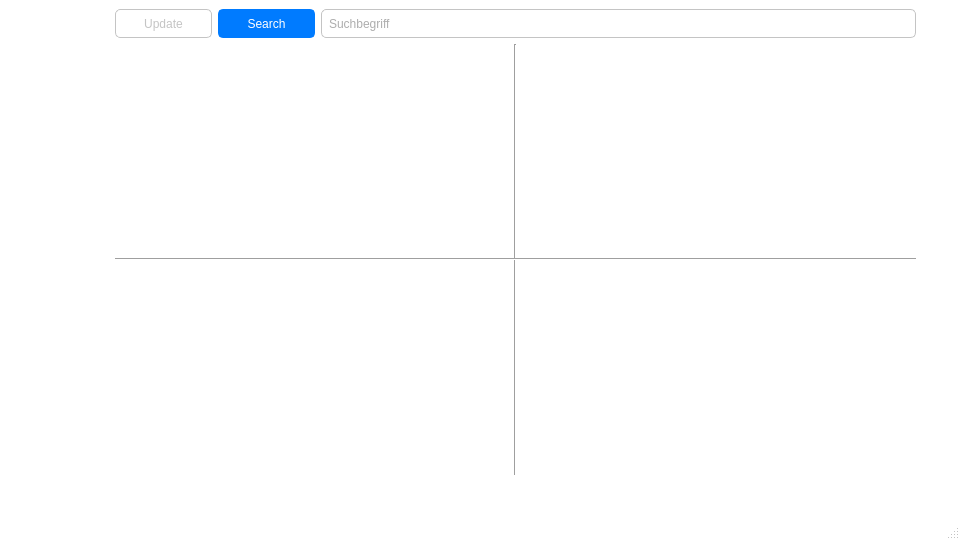
The window that UI/mainwindow.ui (JoshuaMerold/EFT_Quest_Wiki) describes before a commit, drawn with Qt 5.
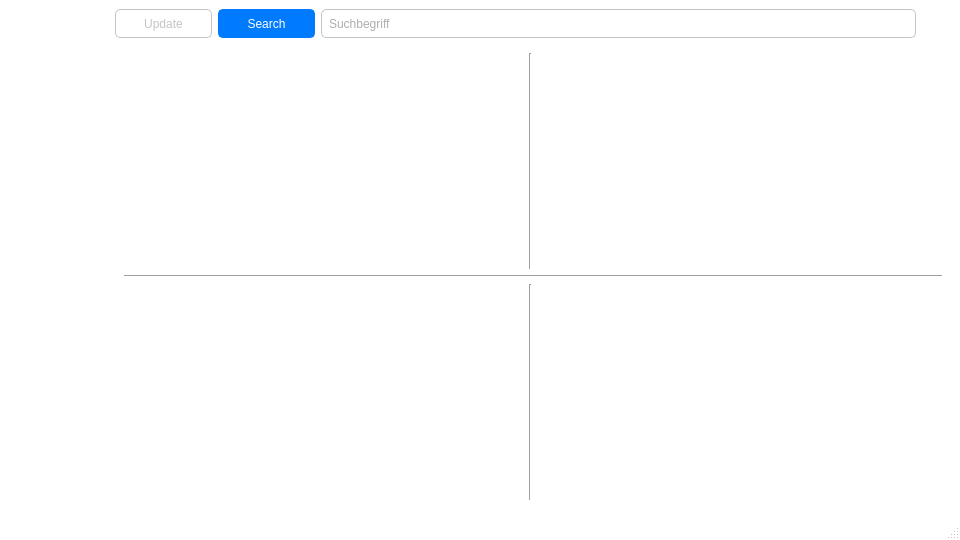
The same window after the commit. The open tabs and pages were chosen to show the change. Icons and pictures are not drawn.

Commit message: Fixed stretching settings

```diff
--- a/UI/mainwindow.ui
+++ b/UI/mainwindow.ui
@@ -39,8 +39,8 @@
    <property name="enabled">
     <bool>true</bool>
    </property>
-   <layout class="QHBoxLayout" name="horizontalLayout_2">
-    <item>
+   <layout class="QGridLayout" name="gridLayout_3">
+    <item row="0" column="0">
      <layout class="QGridLayout" name="gridLayout">
       <property name="sizeConstraint">
        <enum>QLayout::SetMaximumSize</enum>
@@ -412,20 +412,17 @@
         </item>
         <item row="2" column="0">
          <widget class="QStackedWidget" name="pages">
+          <property name="sizePolicy">
+           <sizepolicy hsizetype="Expanding" vsizetype="Expanding">
+            <horstretch>0</horstretch>
+            <verstretch>0</verstretch>
+           </sizepolicy>
+          </property>
           <property name="currentIndex">
            <number>3</number>
           </property>
           <widget class="QWidget" name="homePage">
-           <widget class="QWidget" name="gridLayoutWidget_2">
-            <property name="geometry">
-             <rect>
-              <x>10</x>
-              <y>0</y>
-              <width>781</width>
-              <height>421</height>
-             </rect>
-            </property>
-            <layout class="QGridLayout" name="gridLayout_3">
+           <layout class="QGridLayout" name="gridLayout_4">
              <item row="1" column="0">
               <widget class="QLabel" name="titleLabel">
                <property name="styleSheet">
@@ -436,18 +433,15 @@
                </property>
               </widget>
              </item>
-             <item row="3" column="1">
-              <spacer name="horizontalSpacer_3">
-               <property name="orientation">
-                <enum>Qt::Horizontal</enum>
-               </property>
-               <property name="sizeHint" stdset="0">
-                <size>
-                 <width>40</width>
-                 <height>20</height>
-                </size>
-               </property>
-              </spacer>
+            <item row="2" column="0">
+             <widget class="QLabel" name="label">
+              <property name="styleSheet">
+               <string notr="true">font: 25 8pt &quot;Quicksand&quot;;</string>
+              </property>
+              <property name="text">
+               <string>Welcome to the first version of the &quot;EFT Quest Wiki&quot;</string>
+              </property>
+             </widget>
              </item>
              <item row="3" column="0">
               <widget class="QTextBrowser" name="textBrowser">
@@ -476,32 +470,6 @@
                </property>
               </widget>
              </item>
-             <item row="0" column="0">
-              <spacer name="verticalSpacer_2">
-               <property name="orientation">
-                <enum>Qt::Vertical</enum>
-               </property>
-               <property name="sizeType">
-                <enum>QSizePolicy::Fixed</enum>
-               </property>
-               <property name="sizeHint" stdset="0">
-                <size>
-                 <width>20</width>
-                 <height>10</height>
-                </size>
-               </property>
-              </spacer>
-             </item>
-             <item row="2" column="0">
-              <widget class="QLabel" name="label">
-               <property name="styleSheet">
-                <string notr="true">font: 25 8pt &quot;Quicksand&quot;;</string>
-               </property>
-               <property name="text">
-                <string>Welcome to the first version of the &quot;EFT Quest Wiki&quot;</string>
-               </property>
-              </widget>
-             </item>
              <item row="4" column="0">
               <widget class="QLabel" name="label_2">
                <property name="font">
@@ -520,8 +488,20 @@
                </property>
               </widget>
              </item>
-            </layout>
-           </widget>
+            <item row="3" column="1">
+             <spacer name="horizontalSpacer_3">
+              <property name="orientation">
+               <enum>Qt::Horizontal</enum>
+              </property>
+              <property name="sizeHint" stdset="0">
+               <size>
+                <width>40</width>
+                <height>20</height>
+               </size>
+              </property>
+             </spacer>
+            </item>
+           </layout>
           </widget>
           <widget class="QWidget" name="listPage">
            <property name="sizePolicy">
@@ -697,15 +677,22 @@
            </widget>
           </widget>
           <widget class="QWidget" name="favoritesPage">
+           <layout class="QGridLayout" name="gridLayout_8">
+            <item row="1" column="0" colspan="4">
+             <widget class="Line" name="line_2">
+              <property name="sizePolicy">
+               <sizepolicy hsizetype="Expanding" vsizetype="Fixed">
+                <horstretch>0</horstretch>
+                <verstretch>0</verstretch>
+               </sizepolicy>
+              </property>
+              <property name="orientation">
+               <enum>Qt::Horizontal</enum>
+              </property>
+             </widget>
+            </item>
+            <item row="0" column="0">
            <widget class="QTextBrowser" name="textBrowser_1">
-            <property name="geometry">
-             <rect>
-              <x>0</x>
-              <y>0</y>
-              <width>391</width>
-              <height>210</height>
-             </rect>
-            </property>
             <property name="font">
              <font>
               <family>Quicksand</family>
@@ -726,36 +713,14 @@
 &lt;p style=&quot;-qt-paragraph-type:empty; margin-top:0px; margin-bottom:0px; margin-left:0px; margin-right:0px; -qt-block-indent:0; text-indent:0px; font-family:'MS Shell Dlg 2'; font-size:12pt;&quot;&gt;&lt;br /&gt;&lt;/p&gt;&lt;/body&gt;&lt;/html&gt;</string>
             </property>
            </widget>
-           <widget class="QTextBrowser" name="textBrowser_2">
-            <property name="geometry">
-             <rect>
-              <x>409</x>
-              <y>0</y>
-              <width>391</width>
-              <height>210</height>
-             </rect>
-            </property>
-            <property name="font">
-             <font>
-              <family>Quicksand</family>
-              <pointsize>9</pointsize>
-             </font>
-            </property>
-            <property name="styleSheet">
-             <string notr="true"/>
-            </property>
-            <property name="frameShape">
-             <enum>QFrame::NoFrame</enum>
-            </property>
-           </widget>
+            </item>
+            <item row="0" column="1">
            <widget class="Line" name="line">
-            <property name="geometry">
-             <rect>
-              <x>390</x>
-              <y>0</y>
-              <width>20</width>
-              <height>431</height>
-             </rect>
+              <property name="sizePolicy">
+               <sizepolicy hsizetype="Fixed" vsizetype="Expanding">
+                <horstretch>0</horstretch>
+                <verstretch>0</verstretch>
+               </sizepolicy>
             </property>
             <property name="styleSheet">
              <string notr="true"/>
@@ -764,28 +729,9 @@
              <enum>Qt::Vertical</enum>
             </property>
            </widget>
-           <widget class="Line" name="line_2">
-            <property name="geometry">
-             <rect>
-              <x>0</x>
-              <y>207</y>
-              <width>801</width>
-              <height>16</height>
-             </rect>
-            </property>
-            <property name="orientation">
-             <enum>Qt::Horizontal</enum>
-            </property>
-           </widget>
+            </item>
+            <item row="3" column="0">
            <widget class="QTextBrowser" name="textBrowser_3">
-            <property name="geometry">
-             <rect>
-              <x>0</x>
-              <y>220</y>
-              <width>391</width>
-              <height>210</height>
-             </rect>
-            </property>
             <property name="font">
              <font>
               <family>Quicksand</family>
@@ -799,15 +745,25 @@
              <enum>QFrame::NoFrame</enum>
             </property>
            </widget>
+            </item>
+            <item row="3" column="2">
            <widget class="QTextBrowser" name="textBrowser_4">
-            <property name="geometry">
-             <rect>
-              <x>410</x>
-              <y>220</y>
-              <width>391</width>
-              <height>210</height>
-             </rect>
-            </property>
+              <property name="font">
+               <font>
+                <family>Quicksand</family>
+                <pointsize>9</pointsize>
+               </font>
+              </property>
+              <property name="styleSheet">
+               <string notr="true"/>
+              </property>
+              <property name="frameShape">
+               <enum>QFrame::NoFrame</enum>
+              </property>
+             </widget>
+            </item>
+            <item row="0" column="2">
+             <widget class="QTextBrowser" name="textBrowser_2">
             <property name="font">
              <font>
               <family>Quicksand</family>
@@ -821,6 +777,15 @@
              <enum>QFrame::NoFrame</enum>
             </property>
            </widget>
+            </item>
+            <item row="3" column="1">
+             <widget class="Line" name="line_3">
+              <property name="orientation">
+               <enum>Qt::Vertical</enum>
+              </property>
+             </widget>
+            </item>
+           </layout>
           </widget>
           <widget class="QWidget" name="settingsPage">
            <widget class="QGroupBox" name="groupBox">
```
Left out of the diff: 26 changed lines with no effect on the pictures. Lines whose indentation alone changed are shown as unchanged. The commit also changes 1 other file.
